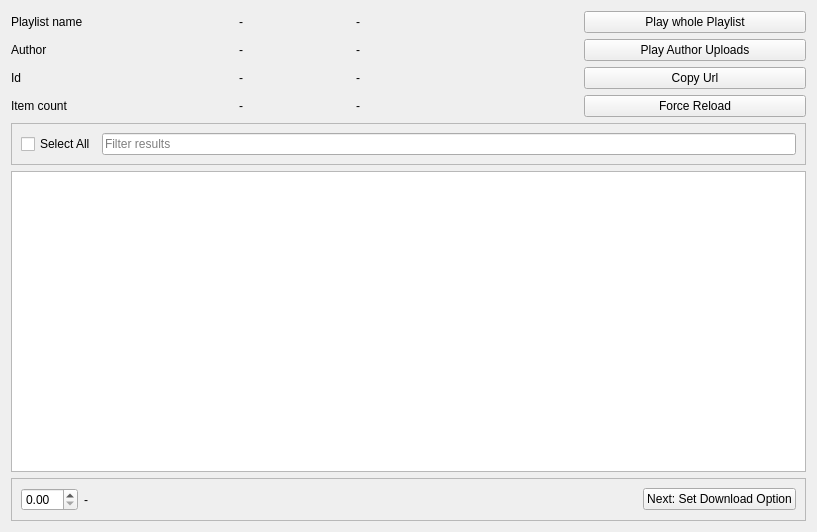
keshavbhatt/playlist-dl, file src/playlistview.ui: the form before one commit.
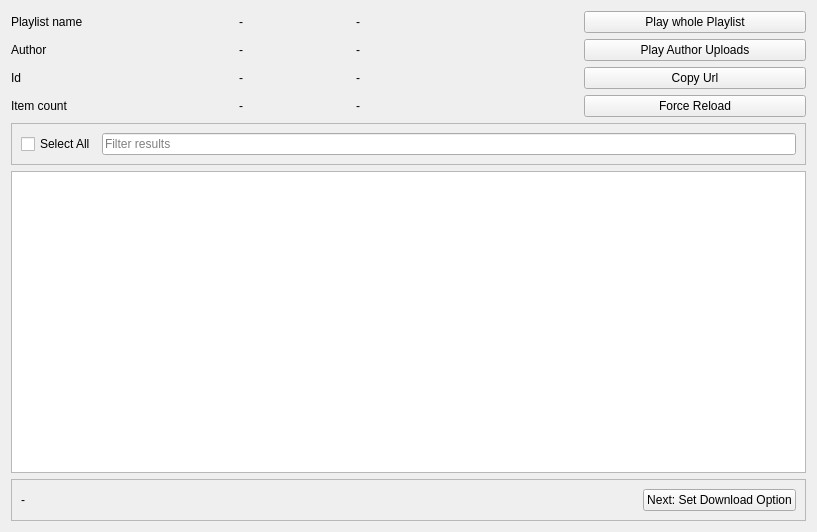
The form after the commit. Icons and pictures are not drawn. Custom widgets are drawn as their Qt base class.

Commit message: chore: remove double spinbox

What changed in the file:
```diff
--- a/src/playlistview.ui
+++ b/src/playlistview.ui
@@ -205,9 +205,6 @@
       <enum>QFrame::Shadow::Plain</enum>
      </property>
      <layout class="QHBoxLayout" name="horizontalLayout_2">
-      <item>
-       <widget class="QDoubleSpinBox" name="doubleSpinBox"/>
-      </item>
       <item>
        <widget class="ElidedLabel" name="status_label">
         <property name="sizePolicy">
```
